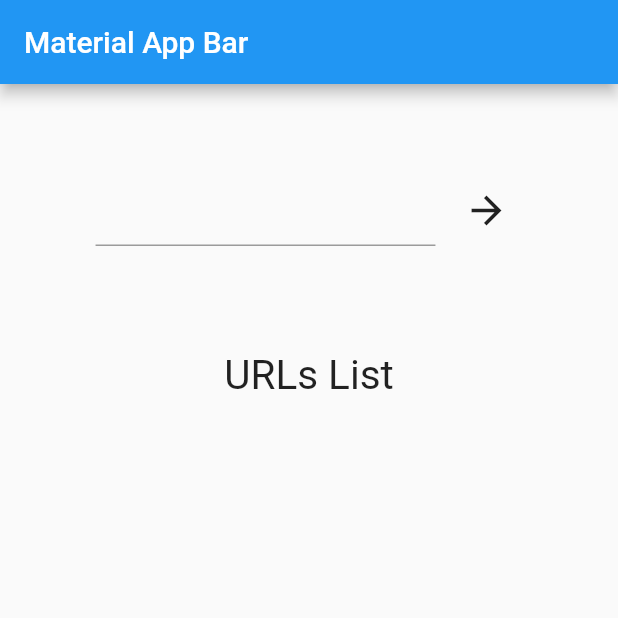
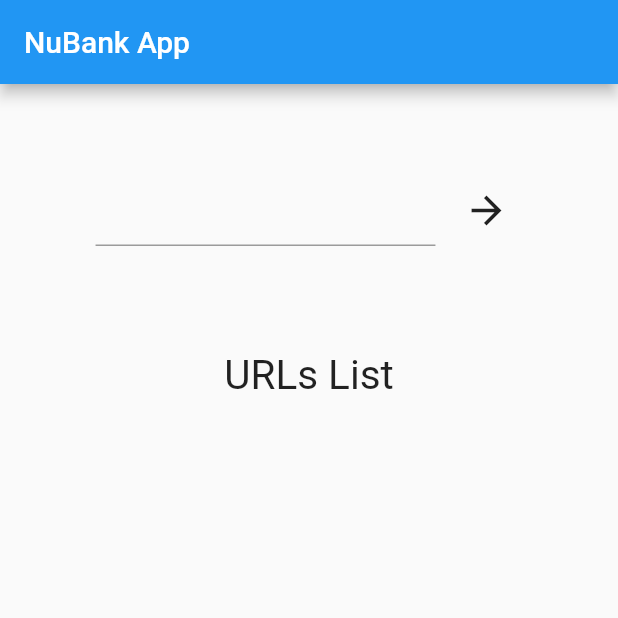
Before and after one commit to fervd24/nu, a Flutter app: the screen it shows after launch, on a phone screen of 412 x 824 dp, the top half of it. Run offline on Flutter 3.47's test engine with Material 2 defaults, Android fonts, the light colour scheme and no system bars; our stand-ins replace dartz, equatable, flutter_bloc, get_it.

Commit message:
Changing app name title

```diff
--- a/lib/main.dart
+++ b/lib/main.dart
@@ -14,10 +14,10 @@
   Widget build(BuildContext context) {
     return MaterialApp(
       debugShowCheckedModeBanner: false,
-      title: 'Material App',
+      title: 'NuBank App',
       home: Scaffold(
         appBar: AppBar(
-          title: const Text('Material App Bar'),
+          title: const Text('NuBank App'),
         ),
         body: const Center(
           child: HomeScreen(),
```
